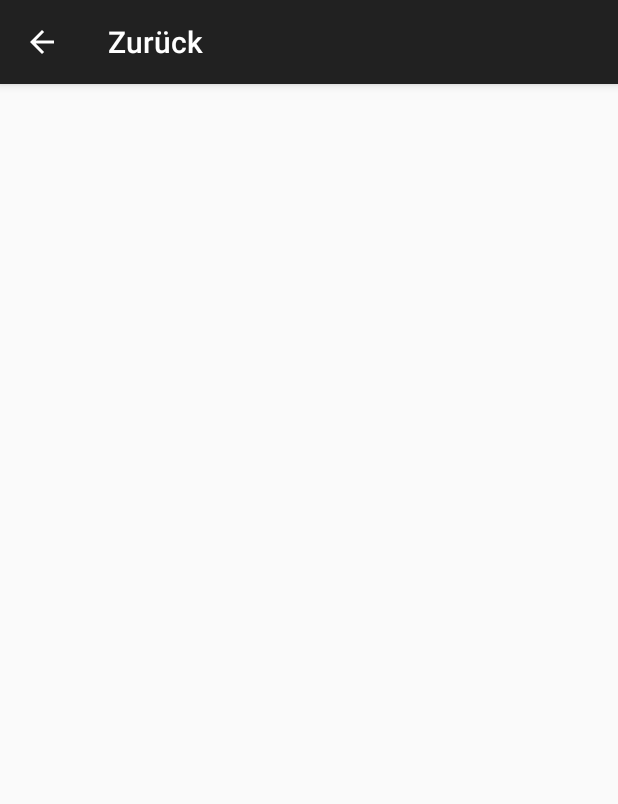
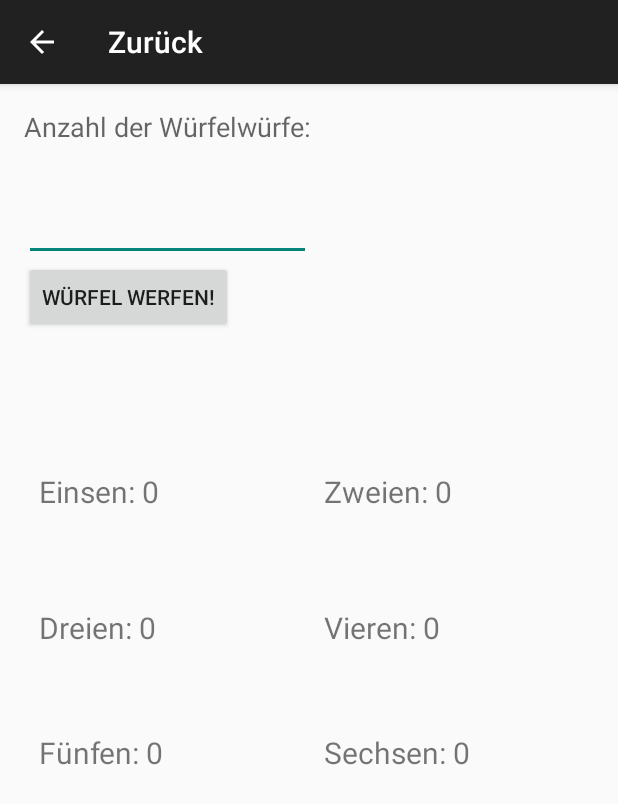
Before and after one commit to AlphaReborn/Stochastik-App, an Android app: the WuerfelRechner screen opened directly, with no data from a screen before it, on a phone screen of 412 x 824 dp. Shown: the top 804 px of the screen. Run offline under Robolectric (Android 15) with nearby library versions, the phone set to English and light mode, and no system bars.

Commit message:
WürfelRechner added

```diff
--- a/app/src/main/java/com/alphareborn/stochastik_app/UrneMenu.java
+++ b/app/src/main/java/com/alphareborn/stochastik_app/UrneMenu.java
@@ -19,7 +19,7 @@ public class UrneMenu extends AppCompatActivity {
         getSupportActionBar().setDisplayHomeAsUpEnabled(true);
         setTitle("Zum Hauptmenü");
 
-        RelativeLayout layout = (RelativeLayout) findViewById(R.id.urnerechner);
+        /*RelativeLayout layout = (RelativeLayout) findViewById(R.id.urnerechner);
         layout.setOnClickListener(new View.OnClickListener() {
 
             @Override
@@ -30,7 +30,7 @@ public class UrneMenu extends AppCompatActivity {
             }
 
         });
-
+*/
 
     }
 
--- a/app/src/main/res/layout/wuerfel_rechner.xml
+++ b/app/src/main/res/layout/wuerfel_rechner.xml
@@ -1,5 +1,106 @@
-<?xml version="1.0" encoding="utf-8"?>
-<LinearLayout xmlns:android="http://schemas.android.com/apk/res/android"
-    android:layout_width="match_parent" android:layout_height="match_parent">
+<RelativeLayout xmlns:android="http://schemas.android.com/apk/res/android"
+    xmlns:tools="http://schemas.android.com/tools" android:layout_width="match_parent"
+    android:layout_height="match_parent" android:paddingLeft="@dimen/activity_horizontal_margin"
+    android:paddingRight="@dimen/activity_horizontal_margin"
+    android:paddingTop="@dimen/activity_vertical_margin"
+    android:paddingBottom="@dimen/activity_vertical_margin"
+    tools:context="com.alphareborn.stochastik_app.WuerfelRechner"
+    android:id="@+id/wuerfel_rechner">
 
-</LinearLayout>
+    <TextView
+        android:layout_width="wrap_content"
+        android:layout_height="wrap_content"
+        android:id="@+id/output"
+        android:text="Einsen: 0"
+        android:layout_marginTop="92dp"
+        android:textSize="20dp"
+        android:layout_below="@+id/button"
+        android:layout_marginLeft="10dp"
+        android:layout_marginStart="10dp" />
+
+    <TextView
+        android:layout_width="wrap_content"
+        android:layout_height="wrap_content"
+        android:id="@+id/output3"
+        android:text="Dreien: 0"
+        android:layout_marginTop="63dp"
+        android:textSize="20dp"
+        android:layout_below="@+id/output"
+        android:layout_alignLeft="@+id/output"
+        android:layout_alignStart="@+id/output" />
+
+    <TextView
+        android:layout_width="wrap_content"
+        android:layout_height="wrap_content"
+        android:id="@+id/output4"
+        android:text="Vieren: 0"
+        android:textSize="20dp"
+        android:layout_alignTop="@+id/output3"
+        android:layout_alignLeft="@+id/output2"
+        android:layout_alignStart="@+id/output2" />
+
+    <TextView
+        android:layout_width="wrap_content"
+        android:layout_height="wrap_content"
+        android:id="@+id/output5"
+        android:text="Fünfen: 0"
+        android:textSize="20dp"
+        android:layout_marginTop="56dp"
+        android:layout_below="@+id/output3"
+        android:layout_alignLeft="@+id/output3"
+        android:layout_alignStart="@+id/output3" />
+
+    <TextView
+        android:layout_width="wrap_content"
+        android:layout_height="wrap_content"
+        android:id="@+id/output6"
+        android:text="Sechsen: 0"
+        android:textSize="20dp"
+        android:layout_alignTop="@+id/output5"
+        android:layout_alignLeft="@+id/output4"
+        android:layout_alignStart="@+id/output4" />
+
+    <TextView
+        android:layout_width="wrap_content"
+        android:layout_height="wrap_content"
+        android:id="@+id/output2"
+        android:text="Zweien: 0"
+        android:textSize="20dp"
+        android:layout_alignTop="@+id/output"
+        android:layout_marginLeft="200dp"
+        android:layout_marginStart="200dp" />
+
+    <EditText
+        android:layout_width="wrap_content"
+        android:layout_height="wrap_content"
+        android:inputType="number"
+        android:ems="10"
+        android:id="@+id/wurfzahl"
+        android:layout_marginTop="32dp"
+        android:layout_below="@+id/textView"
+        android:layout_alignParentLeft="true"
+        android:layout_alignParentStart="true"
+        android:layout_alignRight="@+id/textView"
+        android:layout_alignEnd="@+id/textView" />
+
+    <Button
+        android:layout_width="wrap_content"
+        android:layout_height="wrap_content"
+        android:text="Würfel Werfen!"
+        android:id="@+id/button"
+        android:layout_below="@+id/wurfzahl"
+        android:layout_alignParentLeft="true"
+        android:layout_alignParentStart="true" />
+
+    <TextView
+        android:layout_width="wrap_content"
+        android:layout_height="wrap_content"
+        android:textAppearance="?android:attr/textAppearanceMedium"
+        android:text="Anzahl der Würfelwürfe:"
+        android:id="@+id/textView"
+        android:layout_alignParentTop="true"
+        android:layout_alignParentLeft="true"
+        android:layout_alignParentStart="true" />
+
+
+</RelativeLayout>
```
Also changed, not shown: app/src/main/java/com/alphareborn/stochastik_app/MuenzRechner.java (+6 -6 lines), app/src/main/java/com/alphareborn/stochastik_app/WuerfelRechner.java (+71 -0 lines), app/src/main/res/layout/muenze_rechner_layout.xml (+7 -11 lines), app/src/main/res/layout/urne_menu_layout.xml (+8 -50 lines), app/src/main/res/mipmap-xhdpi/hexa_button_1.png (added), app/src/main/res/mipmap-xhdpi/hexa_raster.jpg (added), 16 other files.
